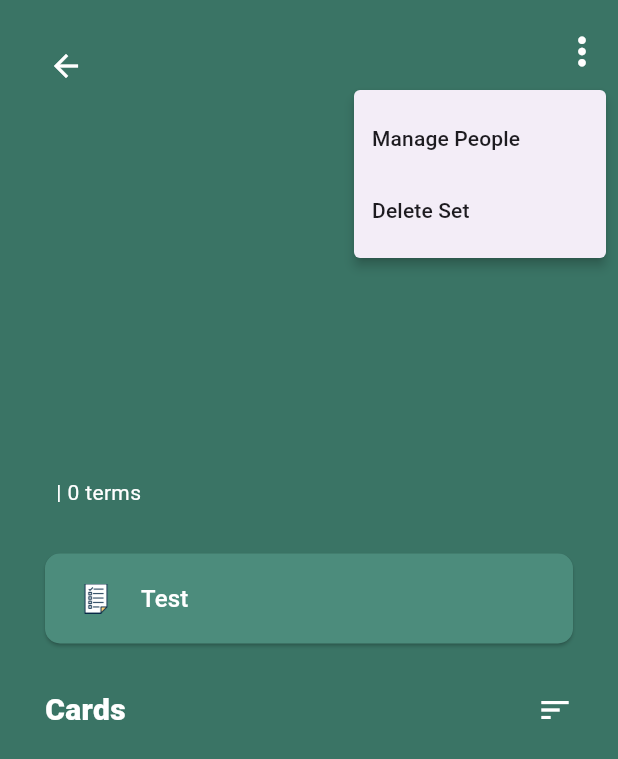
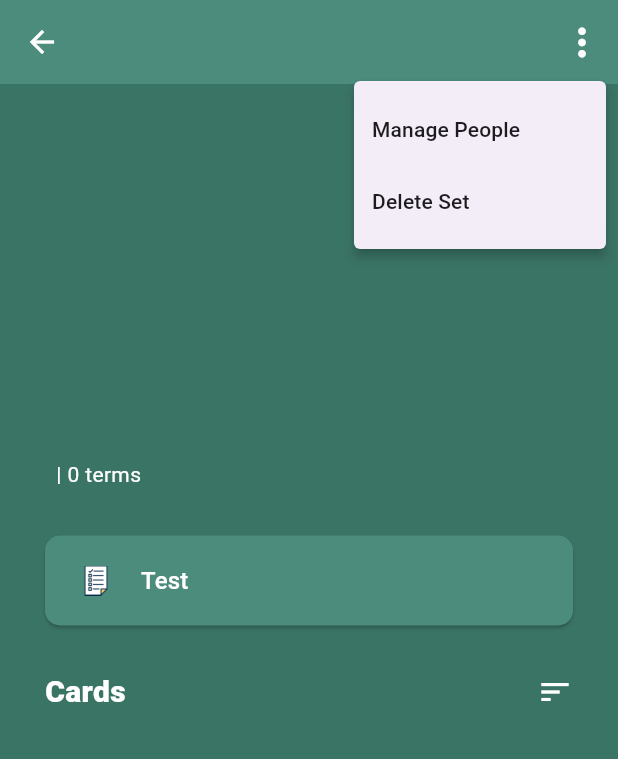
Before and after one commit to KaelNierras/vis_can_learn, a Flutter app: the CardsScreen screen opened directly with empty values, after a tap on the "more vert" icon, on a phone screen of 412 x 824 dp. Shown: the top 759 px of the screen. Run offline on Flutter 3.47's test engine with Material 3 defaults, Android fonts, the light colour scheme and no system bars; our stand-ins replace cloud_firestore, firebase_auth, firebase_core, fl_chart, flip_card, flutter_slidable and 1 more; accounts and stored records are empty.

```diff
--- a/lib/features/dashboard/views/cards_screen.dart
+++ b/lib/features/dashboard/views/cards_screen.dart
@@ -35,9 +35,13 @@ class _CardsScreenState extends State<CardsScreen> {
 
     if (querySnapshot.docs.isNotEmpty) {
       String docId = querySnapshot.docs.first.id; // Get the document ID
-      await collectionRef.doc(docId).delete(); // Delete the document using the document ID
+      await collectionRef
+          .doc(docId)
+          .delete(); // Delete the document using the document ID
     } else {
-      SnackBar(content: const Text("No such document."),);
+      SnackBar(
+        content: const Text("No such document."),
+      );
     }
   }
 
@@ -81,7 +85,9 @@ class _CardsScreenState extends State<CardsScreen> {
         description = setData['set_description'];
       });
     } else {
-      SnackBar(content: const Text("No such document."),);
+      SnackBar(
+        content: const Text("No such document."),
+      );
     }
   }
 
@@ -100,7 +106,7 @@ class _CardsScreenState extends State<CardsScreen> {
           'set_owner': FieldValue.arrayRemove([personId])
         });
       } else {
-        SnackBar(content:  Text('No matching document found'));
+        SnackBar(content: Text('No matching document found'));
       }
     });
   }
@@ -120,7 +126,9 @@ class _CardsScreenState extends State<CardsScreen> {
           'set_owner': FieldValue.arrayUnion([personId])
         });
       } else {
-        SnackBar(content: const Text('No matching document found'),);
+        SnackBar(
+          content: const Text('No matching document found'),
+        );
       }
     });
   }
@@ -128,47 +136,22 @@ class _CardsScreenState extends State<CardsScreen> {
   @override
   Widget build(BuildContext context) {
     return Scaffold(
-      body: Container(
-        width: MediaQuery.of(context).size.width,
-        decoration: const BoxDecoration(
-          color: background,
-        ),
-        child: SafeArea(
-          child: Column(
-            mainAxisAlignment: MainAxisAlignment.start,
-            crossAxisAlignment: CrossAxisAlignment.start,
-            children: [
-              SizedBox(
-                width: MediaQuery.of(context).size.width,
-                child: Column(
-                  children: [
-                    Row(
-                      children: [
-                        Padding(
-                          padding: const EdgeInsets.only(top: 20, left: 20),
-                          child: IconButton(
+      appBar: AppBar(
+        leading: IconButton(
           icon: const Icon(Icons.arrow_back),
           color: Colors.white,
           onPressed: () {
             goToDashboard();
           },
         ),
-                        ),
-                        Expanded(
-                          child: Center(
-                            child: Padding(
-                              padding: const EdgeInsets.only(left: 20, top: 20),
+        title: Center(
           child: Text(
             widget.title,
-                                style: const TextStyle(
-                                  color: Colors.white,
-                                  fontSize: 22,
-                                  fontWeight: FontWeight.w500,
+            style:
+                TextStyle(color: Colors.white), // Set the color of the title text
           ),
         ),
-                            ),
-                          ),
-                        ),
+        actions: <Widget>[
           PopupMenuButton<int>(
             offset: const Offset(0, 50),
             icon: const Icon(
@@ -190,20 +173,14 @@ class _CardsScreenState extends State<CardsScreen> {
                       return SingleChildScrollView(
                         child: Container(
                           padding: EdgeInsets.only(
-                                            bottom: MediaQuery.of(context)
-                                                .viewInsets
-                                                .bottom),
+                              bottom: MediaQuery.of(context).viewInsets.bottom),
                           child: Center(
                             child: Column(
-                                            mainAxisAlignment:
-                                                MainAxisAlignment.center,
+                              mainAxisAlignment: MainAxisAlignment.center,
                               children: [
                                 Padding(
                                   padding: const EdgeInsets.only(
-                                                    top: 50,
-                                                    left: 30,
-                                                    right: 30,
-                                                    bottom: 20),
+                                      top: 50, left: 30, right: 30, bottom: 20),
                                   child: InputText(
                                     controller: emailController,
                                     name: "Email",
@@ -211,37 +188,31 @@ class _CardsScreenState extends State<CardsScreen> {
                                   ),
                                 ),
                                 Padding(
-                                                padding: const EdgeInsets.only(
-                                                    bottom: 40),
+                                  padding: const EdgeInsets.only(bottom: 40),
                                   child: Row(
-                                                  mainAxisAlignment:
-                                                      MainAxisAlignment.center,
+                                    mainAxisAlignment: MainAxisAlignment.center,
                                     children: [
                                       ElevatedButton(
                                         onPressed: () {
                                           addPerson(emailController.text);
                                         },
-                                                      child: const Text(
-                                                          'Add Person'),
+                                        child: const Text('Add Person'),
                                         style: ButtonStyle(
                                           backgroundColor:
-                                                            WidgetStateProperty
-                                                                .all(green),
+                                              WidgetStateProperty.all(green),
                                         ),
                                       ),
                                       addHorizontalSpace(20),
                                       ElevatedButton(
                                         style: ButtonStyle(
                                           backgroundColor:
-                                                            WidgetStateProperty
-                                                                .all(Colors
-                                                                    .redAccent),
+                                              WidgetStateProperty.all(
+                                                  Colors.redAccent),
                                         ),
                                         onPressed: () {
                                           removePerson(emailController.text);
                                         },
-                                                      child: const Text(
-                                                          'Remove Person'),
+                                        child: const Text('Remove Person'),
                                       ),
                                     ],
                                   ),
@@ -293,8 +264,16 @@ class _CardsScreenState extends State<CardsScreen> {
           )
         ],
       ),
-                    //addVerticalSpace(25),
-                    SingleChildScrollView(
+      body: SingleChildScrollView(
+        child: Container(
+          height: MediaQuery.of(context).size.height * .99,
+          width: MediaQuery.of(context).size.width,
+          decoration: const BoxDecoration(
+            color: background,
+          ),
+          child: Column(
+            children: [
+              SizedBox(
                 child: Column(
                   children: [
                     Padding(
@@ -309,8 +288,7 @@ class _CardsScreenState extends State<CardsScreen> {
                               itemCount: data.length,
                               itemBuilder: (context, index) {
                                 String key = data.keys.elementAt(index);
-                                      String back =
-                                          data.values.elementAt(index);
+                                String back = data.values.elementAt(index);
                                 return FlipCard(
                                   direction:
                                       FlipDirection.VERTICAL, // default
@@ -319,16 +297,15 @@ class _CardsScreenState extends State<CardsScreen> {
                                     children: [
                                       Container(
                                         width: 300,
-                                              margin: const EdgeInsets.only(
-                                                  right: 20),
+                                        margin:
+                                            const EdgeInsets.only(right: 20),
                                         decoration: BoxDecoration(
                                           color: accentGreen,
                                           borderRadius:
                                               BorderRadius.circular(20),
                                         ),
                                         child: Padding(
-                                                padding:
-                                                    const EdgeInsets.all(20),
+                                          padding: const EdgeInsets.all(20),
                                           child: Column(
                                             mainAxisAlignment:
                                                 MainAxisAlignment.center,
@@ -339,8 +316,7 @@ class _CardsScreenState extends State<CardsScreen> {
                                                 key,
                                                 style: const TextStyle(
                                                   color: Colors.white,
-                                                        fontWeight:
-                                                            FontWeight.bold,
+                                                  fontWeight: FontWeight.bold,
                                                   fontSize: 20,
                                                 ),
                                               ),
@@ -353,12 +329,10 @@ class _CardsScreenState extends State<CardsScreen> {
                                   ),
                                   back: Container(
                                     width: 300,
-                                          margin:
-                                              const EdgeInsets.only(right: 20),
+                                    margin: const EdgeInsets.only(right: 20),
                                     decoration: BoxDecoration(
                                       color: accentGreen,
-                                            borderRadius:
-                                                BorderRadius.circular(20),
+                                      borderRadius: BorderRadius.circular(20),
                                     ),
                                     child: Padding(
                                       padding: const EdgeInsets.all(20),
@@ -400,8 +374,7 @@ class _CardsScreenState extends State<CardsScreen> {
                               Flexible(
                                 child: Text(
                                   description,
-                                        style: const TextStyle(
-                                            color: Colors.white),
+                                  style: const TextStyle(color: Colors.white),
                                 ),
                               ),
                               const Text(
@@ -410,8 +383,7 @@ class _CardsScreenState extends State<CardsScreen> {
                               ),
                               Text(
                                 "${data.length} terms",
-                                      style:
-                                          const TextStyle(color: Colors.white),
+                                style: const TextStyle(color: Colors.white),
                                 textAlign: TextAlign.left,
                               ),
                             ],
@@ -455,8 +427,7 @@ class _CardsScreenState extends State<CardsScreen> {
                           ),
                           addVerticalSpace(30),
                           const Row(
-                                  mainAxisAlignment:
-                                      MainAxisAlignment.spaceBetween,
+                            mainAxisAlignment: MainAxisAlignment.spaceBetween,
                             children: [
                               Text(
                                 'Cards',
@@ -471,7 +442,7 @@ class _CardsScreenState extends State<CardsScreen> {
                           ),
                           addVerticalSpace(20),
                           SizedBox(
-                                  height: data.length * 120.0,
+                            height: data.length * 100.0,
                             child: ListView.builder(
                               itemCount: data.length,
                               itemBuilder: (context, index) {
@@ -522,9 +493,6 @@ class _CardsScreenState extends State<CardsScreen> {
             ],
           ),
         ),
-            ],
-          ),
-        ),
       ),
     );
   }
--- a/lib/features/dashboard/views/create_set.dart
+++ b/lib/features/dashboard/views/create_set.dart
@@ -6,7 +6,6 @@ import 'package:vis_can_learn/features/dashboard/views/dashboard_screen.dart';
 import 'package:vis_can_learn/theme/custom_colors.dart';
 import 'package:vis_can_learn/utils/widget_helper.dart';
 import 'package:vis_can_learn/common/wiget/input_text_secondary.dart';
-import 'package:vis_can_learn/common/wiget/dynamic_create_set_cards.dart';
 import 'package:cloud_firestore/cloud_firestore.dart';
 import 'dart:math';
 
@@ -64,6 +63,7 @@ class _CreateSetState extends State<CreateSet> {
       frontSideControllers.removeAt(index);
       definitionControllers.removeAt(index);
     });
+    SnackBar(content: const Text('Card deleted successfully'));
   }
 
   String generateRandomString(int length) {
@@ -97,6 +97,7 @@ class _CreateSetState extends State<CreateSet> {
     };
 
     FirebaseFirestore.instance.collection('sets').add(set);
+    SnackBar(content: const Text('Set created successfully'));
     goToDashboard();
   }
 
```
Lines whose indentation alone changed are shown as unchanged.
